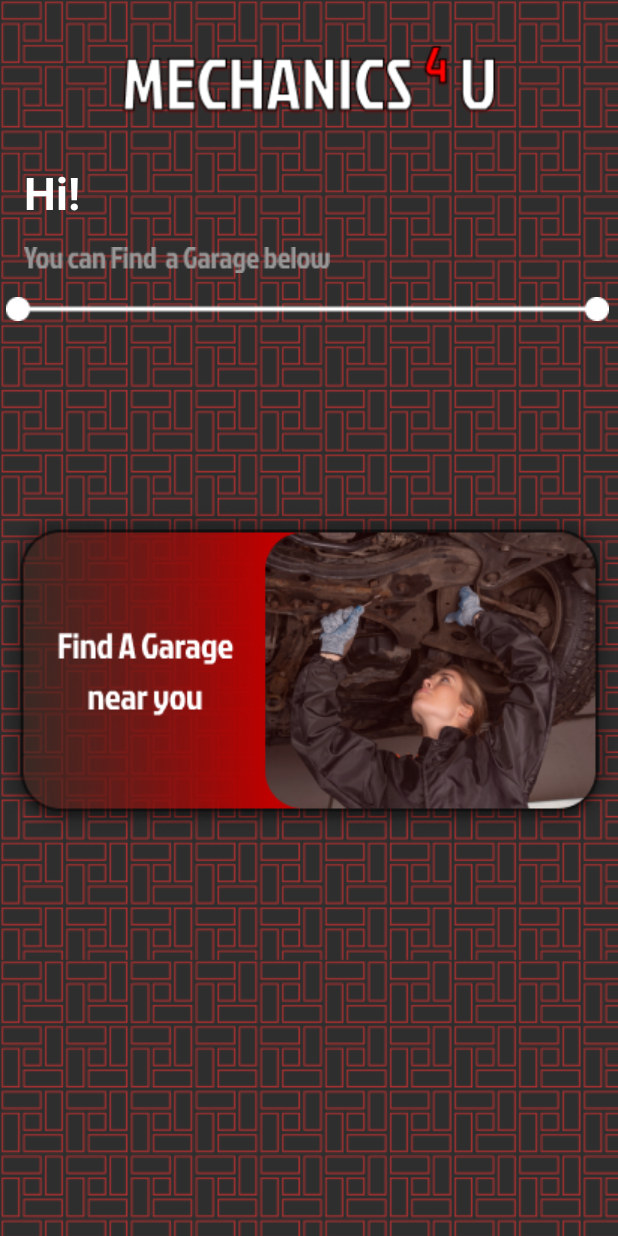
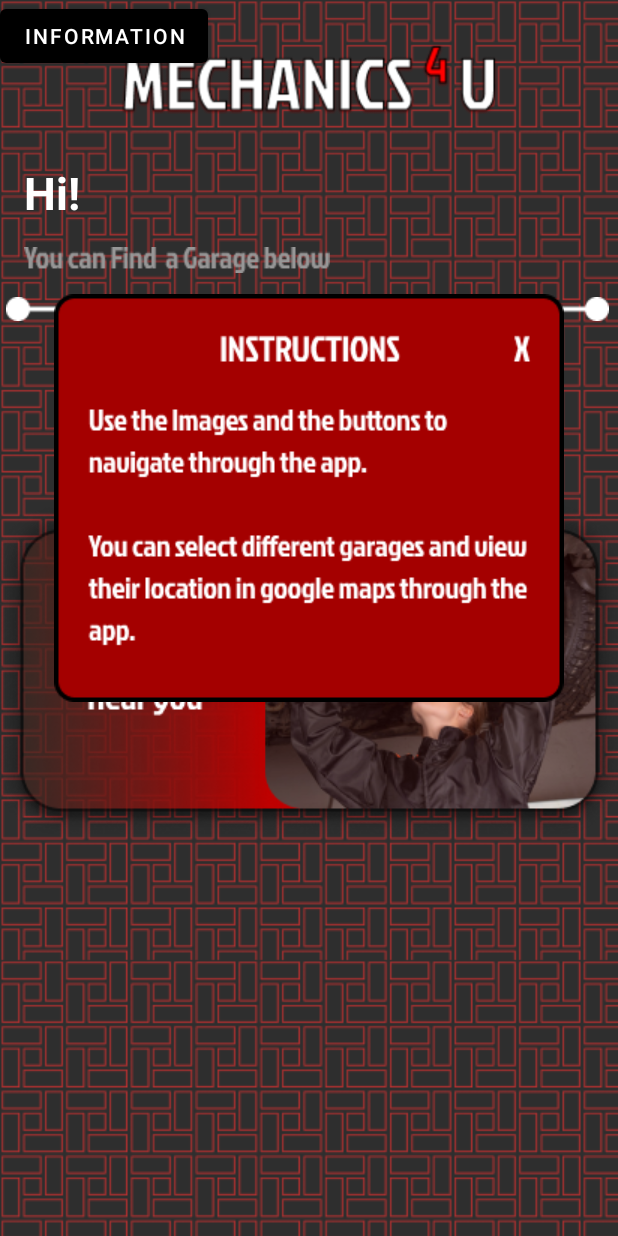
Before and after one commit to jazim-hammad/Assessment-2_App-2, an Android app: the screen it shows after launch (MainActivity), after a tap on "LOG IN", on a phone screen of 412 x 824 dp. Run offline under Robolectric (Android 15) with nearby library versions, the phone set to English and light mode, and no system bars.

Commit message:
Project Completed And Pushed

```diff
--- a/app/src/main/java/com/example/assessment2_app2/MainActivity.kt
+++ b/app/src/main/java/com/example/assessment2_app2/MainActivity.kt
@@ -3,6 +3,7 @@ package com.example.assessment2_app2
 import android.content.Intent
 import androidx.appcompat.app.AppCompatActivity
 import android.os.Bundle
+import android.view.View
 import kotlinx.android.synthetic.main.activity_main.*
 
 class MainActivity : AppCompatActivity() {
@@ -19,5 +20,13 @@ class MainActivity : AppCompatActivity() {
             val intent= Intent(this, MainActivity2::class.java)
             startActivity(intent)
         }
+        // Code for the popup on click of the book button,.
+        info.setOnClickListener{
+            popup.visibility = View.VISIBLE
+        }
+        // code to close the popup tab.
+        popup.setOnClickListener{
+            popup.visibility = View.INVISIBLE
+        }
     }
 }
--- a/app/src/main/res/layout/activity_main.xml
+++ b/app/src/main/res/layout/activity_main.xml
@@ -60,5 +60,24 @@
         app:layout_constraintStart_toStartOf="parent"
         app:layout_constraintTop_toBottomOf="@+id/imageView4" />
 
+    <ImageView
+        android:id="@+id/popup"
+        android:layout_width="wrap_content"
+        android:layout_height="wrap_content"
+        android:layout_marginTop="196dp"
+        android:layout_marginEnd="36dp"
+        app:layout_constraintEnd_toEndOf="parent"
+        app:layout_constraintTop_toTopOf="parent"
+        app:srcCompat="@drawable/popup"
+        tools:ignore="ContentDescription" />
+
+    <Button
+        android:id="@+id/info"
+        android:layout_width="wrap_content"
+        android:layout_height="wrap_content"
+        android:text="information"
+        tools:layout_editor_absoluteX="136dp"
+        tools:layout_editor_absoluteY="626dp" />
+
 
 </androidx.constraintlayout.widget.ConstraintLayout>
```
Also changed, not shown: app/src/main/res/drawable/popup.png (added).
